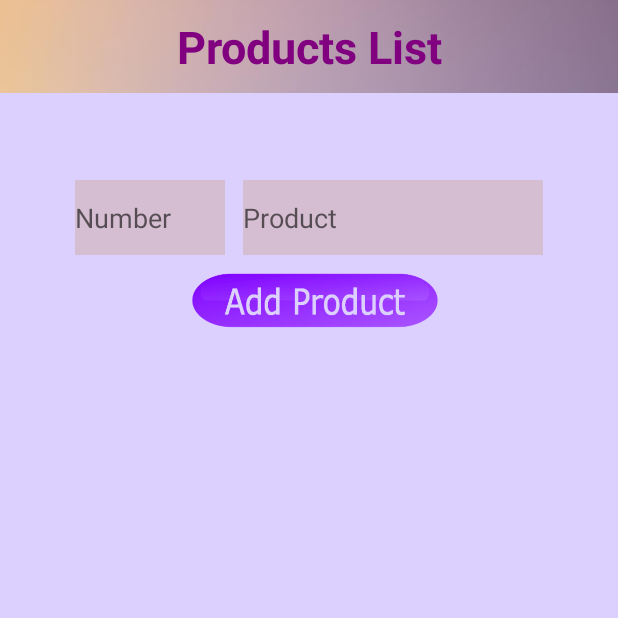
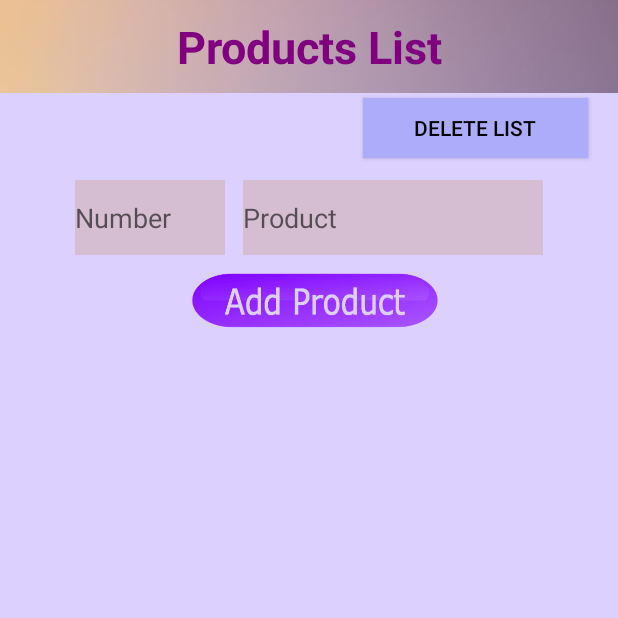
Before and after one commit to HidosBiancaSidonia/ShoppingListApp, an Android app: the ProductsActivity screen opened directly, with no data from a screen before it, on a phone screen of 412 x 824 dp, the top half of it. Run offline under Robolectric (Android 15) with nearby library versions, the phone set to English and light mode, and no system bars; 2 statements that could not run were skipped.

Commit message:
Added delete button for lists

```diff
--- a/app/src/main/res/layout/activity_products.xml
+++ b/app/src/main/res/layout/activity_products.xml
@@ -19,13 +19,23 @@
 
         <TextView
             android:id="@+id/date_tw"
-            android:layout_width="match_parent"
+            android:layout_width="200dp"
             android:layout_height="40dp"
             android:layout_marginTop="65dp"
             android:textStyle="bold"
             android:textColor="@color/indigo"
-            android:textSize="25sp"
-            android:gravity="top|center"/>
+            android:textSize="20sp"
+            android:layout_marginLeft="20dp"/>
+        <Button
+            android:layout_width="150dp"
+            android:layout_height="40dp"
+            android:text="DELETE LIST"
+            android:layout_alignParentEnd="true"
+            android:layout_marginTop="65dp"
+            android:layout_marginRight="20dp"
+            android:background="#acacfa"
+            android:textColor="@color/black"
+            android:onClick="Click_DeleteList"/>
 
         <EditText
             android:id="@+id/product_number"
```
Also changed, not shown: app/src/main/java/activity/ProductsActivity.java (+9 -0 lines), app/src/main/java/activity/ShoppingListActivity.java (+2 -17 lines).
